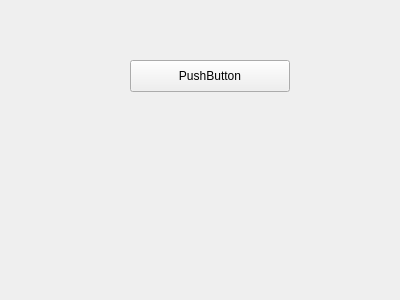
First picture: the form in UI/test.ui, repository NeoMCHS/testing-app, before the edit.
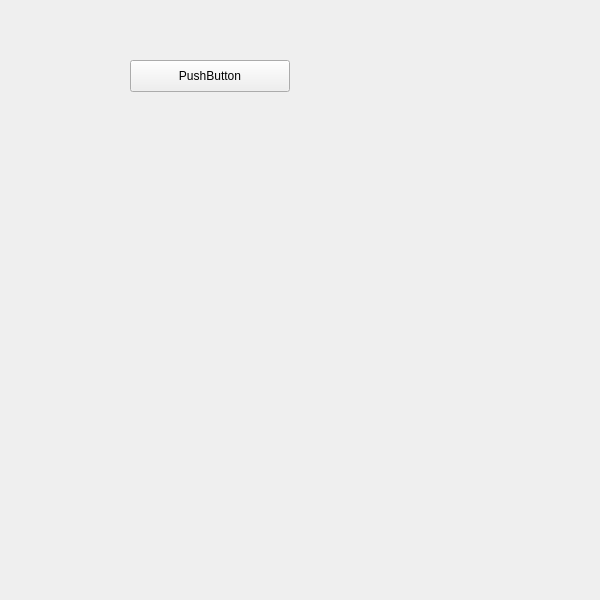
Second picture: the form after the edit.

What changed in the file:
```diff
--- a/UI/test.ui
+++ b/UI/test.ui
@@ -6,10 +6,16 @@
    <rect>
     <x>0</x>
     <y>0</y>
-    <width>400</width>
-    <height>300</height>
+    <width>600</width>
+    <height>600</height>
    </rect>
   </property>
+  <property name="minimumSize">
+   <size>
+    <width>0</width>
+    <height>600</height>
+   </size>
+  </property>
   <property name="windowTitle">
    <string>Form</string>
   </property>
```
